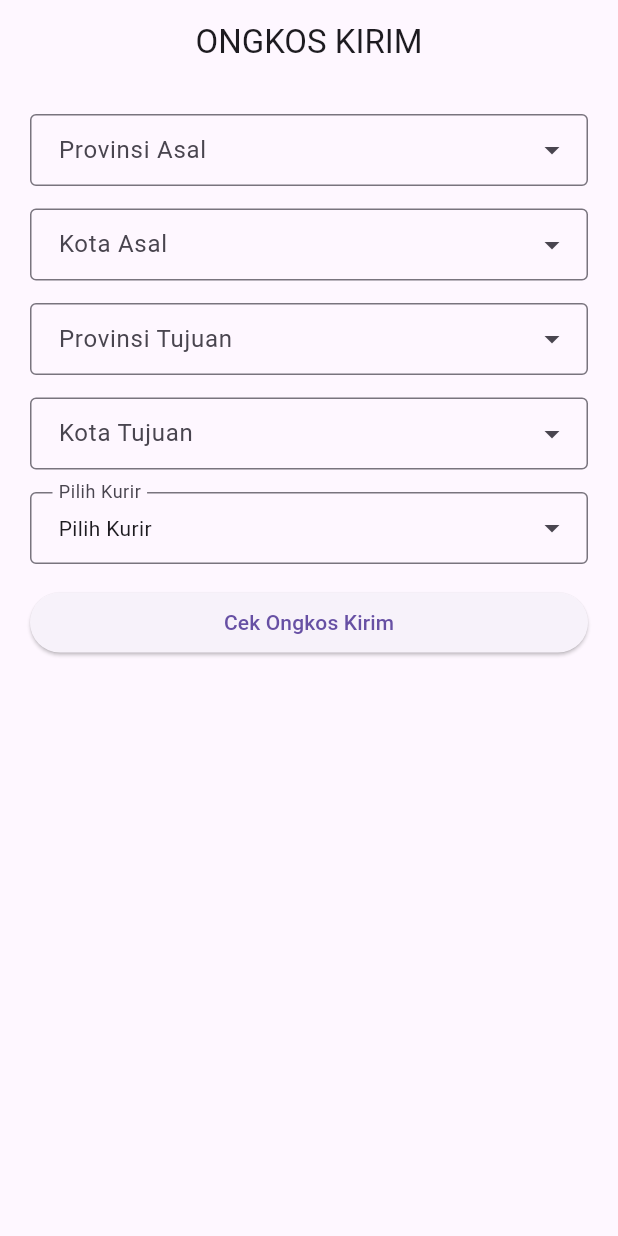
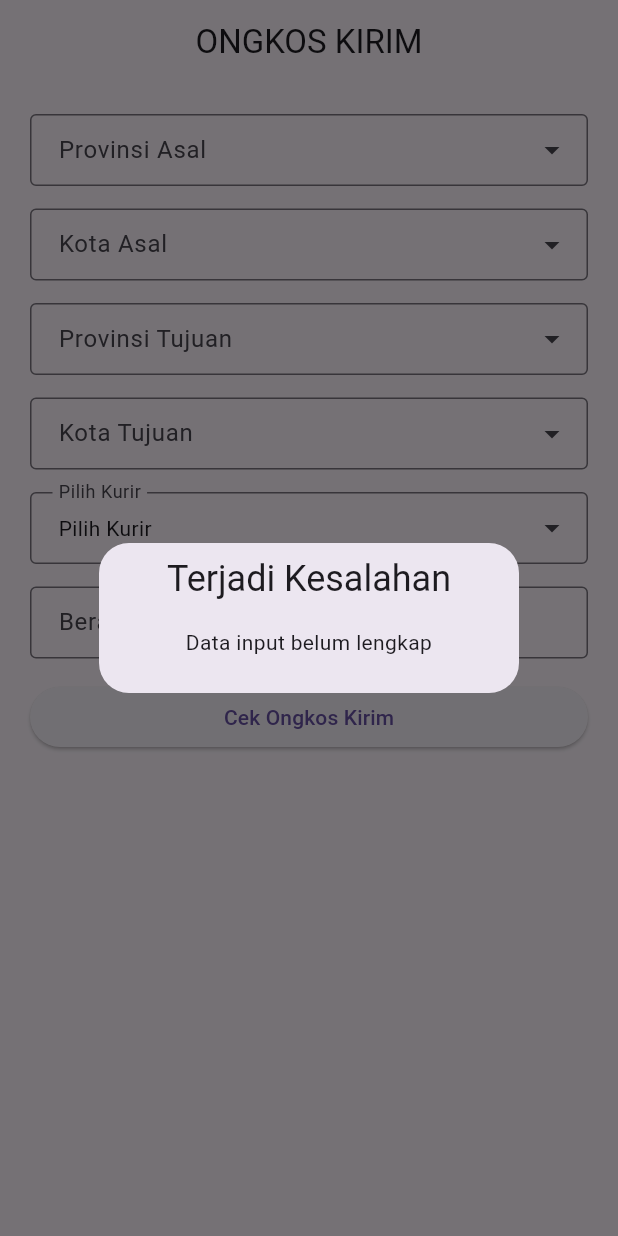
Before and after one commit to pendragonnn/exercise-ongkir-app-flutter, a Flutter app: the screen it shows after launch, after a tap on "Cek Ongkos Kirim", on a phone screen of 412 x 824 dp. Run offline on Flutter 3.47's test engine with Material 3 defaults, Android fonts, the phone set to English and light mode, and no system bars; drawn by our look-alikes of dropdown_search; our stand-ins replace dio, flutter_dotenv, get.

Commit message:
feat: add main feature

```diff
--- /dev/null
+++ b/assets/models/ongkir.json
@@ -0,0 +1,11 @@
+{
+  "service": "OKE",
+  "description": "Ongkos Kirim Ekonomis",
+  "cost": [
+    {
+      "value": 38000,
+      "etd": "4-5",
+      "note": ""
+    }
+  ]
+}
--- /dev/null
+++ b/lib/app/data/models/ongkir_model.dart
@@ -0,0 +1,55 @@
+class Ongkir {
+  String? service;
+  String? description;
+  List<Cost>? cost;
+
+  Ongkir({this.service, this.description, this.cost});
+
+  Ongkir.fromJson(Map<String, dynamic> json) {
+    service = json['service'];
+    description = json['description'];
+    if (json['cost'] != null) {
+      cost = <Cost>[];
+      json['cost'].forEach((v) {
+        cost?.add(Cost.fromJson(v));
+      });
+    }
+  }
+
+  Map<String, dynamic> toJson() {
+    final data = <String, dynamic>{};
+    data['service'] = service;
+    data['description'] = description;
+    if (cost != null) {
+      data['cost'] = cost?.map((v) => v.toJson()).toList();
+    }
+    return data;
+  }
+
+  static List<Ongkir> fromJsonList(List? data) {
+    if (data == null || data.length == 0) return [];
+    return data.map((e) => Ongkir.fromJson(e)).toList();
+  }
+}
+
+class Cost {
+  int? value;
+  String? etd;
+  String? note;
+
+  Cost({this.value, this.etd, this.note});
+
+  Cost.fromJson(Map<String, dynamic> json) {
+    value = json['value'];
+    etd = json['etd'];
+    note = json['note'];
+  }
+
+  Map<String, dynamic> toJson() {
+    final data = <String, dynamic>{};
+    data['value'] = value;
+    data['etd'] = etd;
+    data['note'] = note;
+    return data;
+  }
+}
--- a/lib/app/modules/home/controllers/home_controller.dart
+++ b/lib/app/modules/home/controllers/home_controller.dart
@@ -1,8 +1,77 @@
+import 'dart:convert';
+
+import 'package:cek_ongkir/app/data/models/ongkir_model.dart';
+import 'package:flutter/material.dart';
 import 'package:get/get.dart';
+// import 'package:dio/dio.dart';
+import 'package:flutter_dotenv/flutter_dotenv.dart';
+import 'package:http/http.dart' as http;
 
 class HomeController extends GetxController {
+  TextEditingController beratC = TextEditingController();
   RxString provAsalId = "0".obs;
   RxString cityAsalId = "0".obs;
   RxString provTujuanId = "0".obs;
   RxString cityTujuanId = "0".obs;
+  RxString codeKurir = "".obs;
+  RxBool isLoading = false.obs;
+
+  List<Ongkir> ongkosKirim = [];
+
+  void cekOngkir() async {
+    if (provAsalId != "0" &&
+        provTujuanId != "0" &&
+        cityAsalId != "0" &&
+        cityTujuanId != "0" &&
+        codeKurir != "0" &&
+        beratC.text != "") {
+      try {
+        isLoading.value = true;
+        var response = await http.post(
+          Uri.parse("https://api.rajaongkir.com/starter/cost"),
+          body: {
+            "origin": cityAsalId.value,
+            "destination": cityTujuanId.value,
+            "weight": beratC.text,
+            "courier": codeKurir.value,
+          },
+          headers: {
+            "key": "${dotenv.env['API_KEY']}",
+            "content-type": "application/x-www-form-urlencoded",
+          },
+        );
+        isLoading.value = false;
+        List ongkir = json.decode(response.body)["rajaongkir"]["results"][0]
+            ["costs"] as List;
+        ongkosKirim = Ongkir.fromJsonList(ongkir);
+
+        Get.defaultDialog(
+            title: "Ongkos Kirim",
+            content: Column(
+              crossAxisAlignment: CrossAxisAlignment.start,
+              children: ongkosKirim
+                  .map(
+                    (e) => ListTile(
+                      title: Text(
+                        "${e.service!.toUpperCase()}",
+                      ),
+                      subtitle: Text("${e.cost![0].value}"),
+                    ),
+                  )
+                  .toList(),
+            ));
+      } catch (e) {
+        print(e);
+        Get.defaultDialog(
+          title: "Terjadi Kesalahan",
+          middleText: "Tidak dapat mengecek ongkos kirim",
+        );
+      }
+    } else {
+      Get.defaultDialog(
+        title: "Terjadi Kesalahan",
+        middleText: "Data input belum lengkap",
+      );
+    }
+  }
 }
--- a/lib/app/modules/home/views/home_view.dart
+++ b/lib/app/modules/home/views/home_view.dart
@@ -202,13 +202,39 @@ class HomeView extends GetView<HomeController> {
             dropdownBuilder: (context, selectedItem) => Text(
               "${selectedItem?['name'] ?? 'Pilih Kurir'}",
             ),
+            onChanged: (value) =>
+                controller.codeKurir.value = value?['code'] ?? "",
           ),
           SizedBox(
             height: 15,
           ),
-          ElevatedButton(
-            onPressed: () {},
-            child: Text("Cek Ongkos Kirim"),
+          TextField(
+            controller: controller.beratC,
+            autocorrect: false,
+            keyboardType: TextInputType.number,
+            decoration: InputDecoration(
+              labelText: "Berat dalam gram",
+              contentPadding: EdgeInsets.symmetric(
+                vertical: 10,
+                horizontal: 15,
+              ),
+              border: OutlineInputBorder(),
+            ),
+          ),
+          SizedBox(
+            height: 15,
+          ),
+          Obx(
+            () => ElevatedButton(
+              onPressed: () {
+                if (controller.isLoading.isFalse) {
+                  controller.cekOngkir();
+                }
+              },
+              child: Text(controller.isLoading.isFalse
+                  ? "Cek Ongkos Kirim"
+                  : "Loading"),
+            ),
           ),
         ],
       ),
--- a/pubspec.yaml
+++ b/pubspec.yaml
@@ -39,6 +39,7 @@ dependencies:
   dropdown_search: ^6.0.1
   dio: ^5.7.0
   flutter_dotenv: ^5.2.1
+  http: ^1.2.2
 
 dev_dependencies:
   flutter_test:
```
Also changed, not shown: pubspec.lock.
